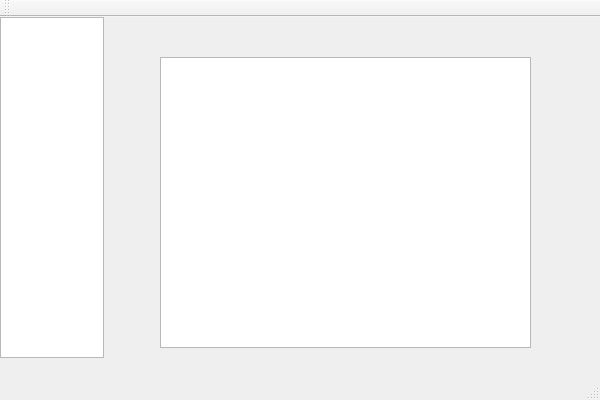
Above: DocManagement/DocManagement/DocManagement.ui from haizeiwang10086/file_save_haizeiwang10086 before the change. Below: the same form after it.
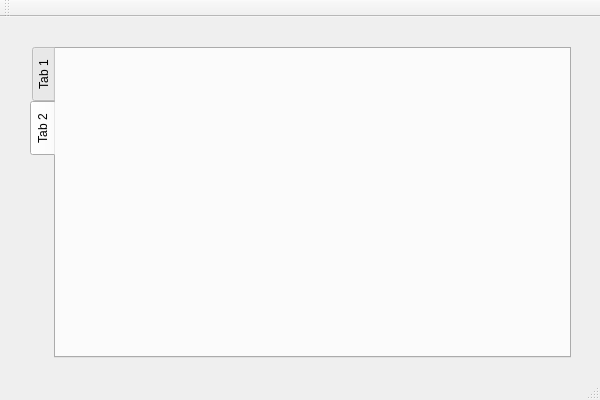
That is the form after the change.

Patch:
```diff
--- a/DocManagement/DocManagement/DocManagement.ui
+++ b/DocManagement/DocManagement/DocManagement.ui
@@ -14,28 +14,31 @@
    <string>DocManagement</string>
   </property>
   <widget class="QWidget" name="centralWidget">
-   <widget class="QTextEdit" name="fileNameLists">
+   <widget class="QTabWidget" name="tabWidget">
     <property name="geometry">
      <rect>
-      <x>0</x>
-      <y>0</y>
-      <width>104</width>
-      <height>341</height>
+      <x>30</x>
+      <y>30</y>
+      <width>541</width>
+      <height>311</height>
      </rect>
     </property>
-    <property name="readOnly">
-     <bool>true</bool>
+    <property name="tabPosition">
+     <enum>QTabWidget::West</enum>
     </property>
-   </widget>
-   <widget class="QTextEdit" name="docDisp">
-    <property name="geometry">
-     <rect>
-      <x>160</x>
-      <y>40</y>
-      <width>371</width>
-      <height>291</height>
-     </rect>
+    <property name="currentIndex">
+     <number>1</number>
     </property>
+    <widget class="QWidget" name="tab">
+     <attribute name="title">
+      <string>Tab 1</string>
+     </attribute>
+    </widget>
+    <widget class="QWidget" name="tab_2">
+     <attribute name="title">
+      <string>Tab 2</string>
+     </attribute>
+    </widget>
    </widget>
   </widget>
   <widget class="QMenuBar" name="menuBar">
```
